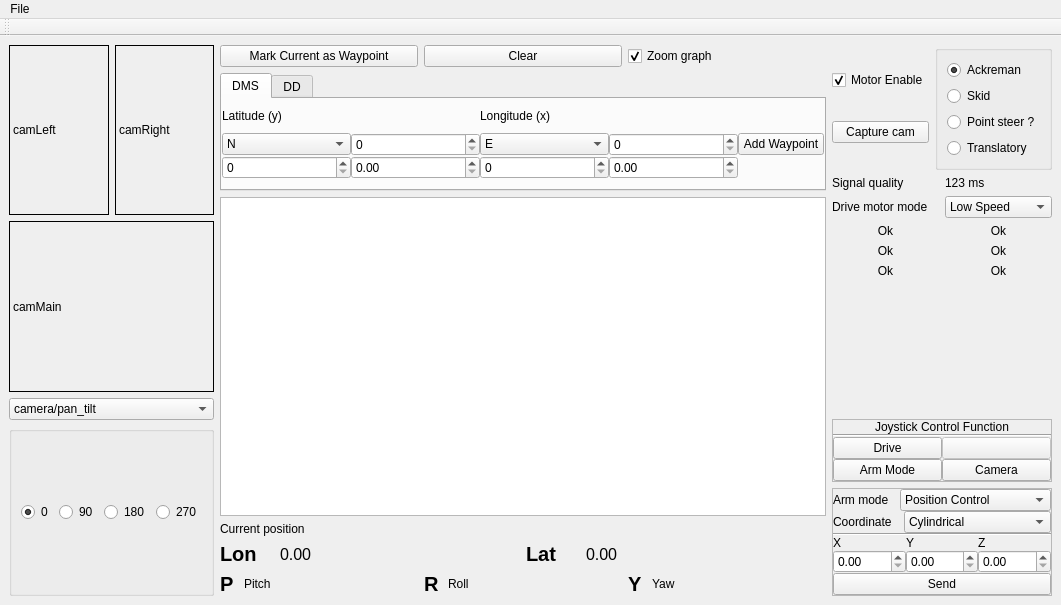
mcgill-robotics-archive/rover-2015, file catkin_ws/src/hci/ui_files/MainWindow_V4.ui: the form before one commit.
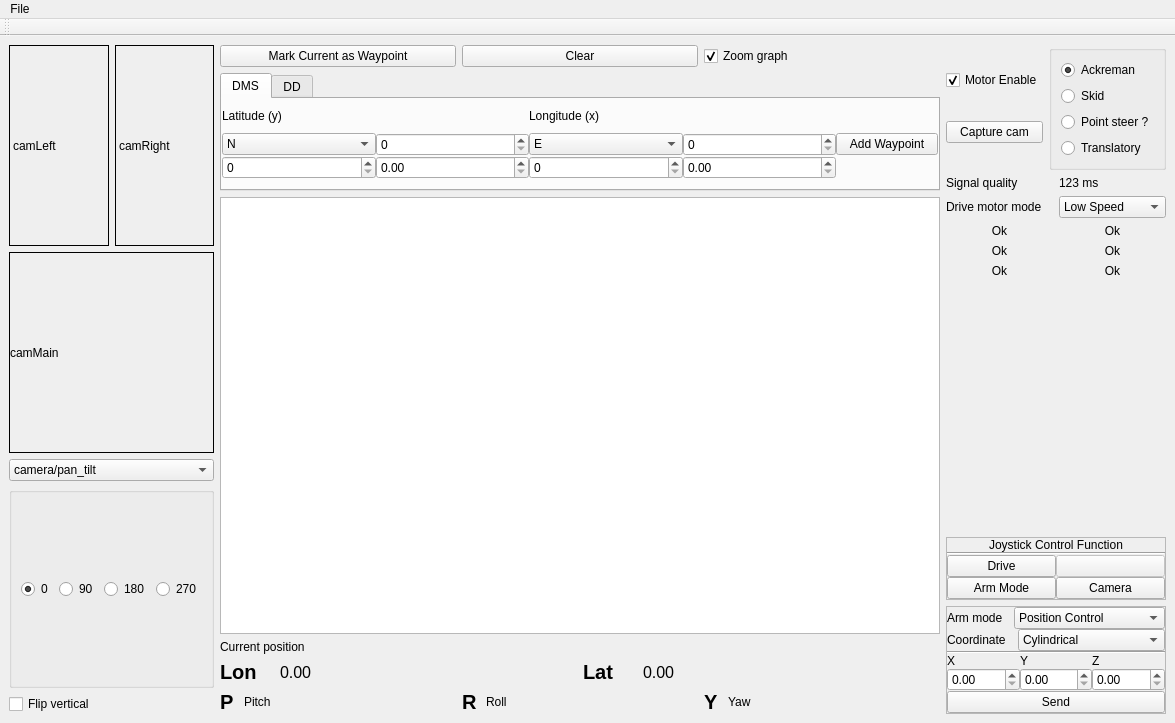
The form after the commit. Custom widgets are drawn as their Qt base class.

Commit message: fix resize image gui

What changed in the file:
```diff
--- a/catkin_ws/src/hci/ui_files/MainWindow_V4.ui
+++ b/catkin_ws/src/hci/ui_files/MainWindow_V4.ui
@@ -6,8 +6,8 @@
    <rect>
     <x>0</x>
     <y>0</y>
-    <width>1061</width>
-    <height>605</height>
+    <width>1175</width>
+    <height>723</height>
    </rect>
   </property>
   <property name="windowTitle">
@@ -91,6 +91,12 @@
         <property name="text">
          <string>camMain</string>
         </property>
+        <property name="scaledContents">
+         <bool>false</bool>
+        </property>
+        <property name="indent">
+         <number>0</number>
+        </property>
        </widget>
       </item>
       <item>
@@ -113,7 +119,7 @@
        </widget>
       </item>
       <item>
-       <widget class="QGroupBox" name="">
+       <widget class="QGroupBox" name="groupBox">
         <property name="flat">
          <bool>true</bool>
         </property>
@@ -176,6 +182,13 @@
         </layout>
        </widget>
       </item>
+      <item>
+       <widget class="QCheckBox" name="flip_vertical">
+        <property name="text">
+         <string>Flip vertical</string>
+        </property>
+       </widget>
+      </item>
      </layout>
     </item>
     <item>
@@ -605,7 +618,7 @@
          </layout>
         </item>
         <item>
-         <widget class="QGroupBox" name="">
+         <widget class="QGroupBox" name="groupBox">
           <property name="flat">
            <bool>true</bool>
           </property>
@@ -1009,8 +1022,8 @@
     <rect>
      <x>0</x>
      <y>0</y>
-     <width>1061</width>
-     <height>22</height>
+     <width>1175</width>
+     <height>31</height>
     </rect>
    </property>
    <widget class="QMenu" name="menuFile">
```
Left out of the diff: 68 changed lines with no effect on the pictures. The commit also changes 3 other files.
